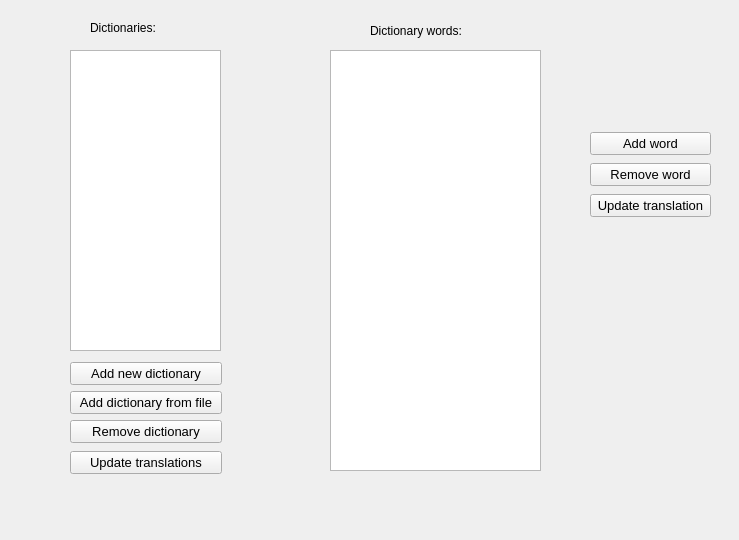
The window that src/gui/src/view/DictionariesTab.ui (cieslarmichal/glossary) describes before a commit, drawn with Qt 5.
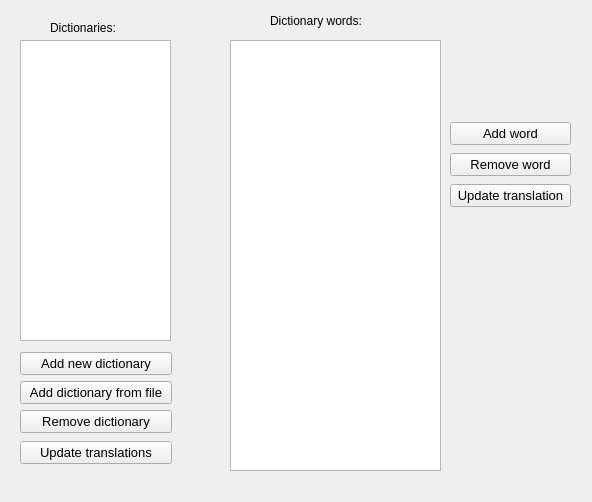
The same window after the commit.

```diff
--- a/src/gui/src/view/DictionariesTab.ui
+++ b/src/gui/src/view/DictionariesTab.ui
@@ -6,8 +6,8 @@
    <rect>
     <x>0</x>
     <y>0</y>
-    <width>739</width>
-    <height>540</height>
+    <width>592</width>
+    <height>502</height>
    </rect>
   </property>
   <property name="windowTitle">
@@ -19,8 +19,8 @@
    </property>
    <property name="geometry">
     <rect>
-     <x>70</x>
-     <y>50</y>
+     <x>20</x>
+     <y>40</y>
      <width>151</width>
      <height>301</height>
     </rect>
@@ -32,7 +32,7 @@
   <widget class="QLabel" name="labelDictionaries">
    <property name="geometry">
     <rect>
-     <x>90</x>
+     <x>50</x>
      <y>20</y>
      <width>101</width>
      <height>16</height>
@@ -45,8 +45,8 @@
   <widget class="QLabel" name="labelDictionaryWords">
    <property name="geometry">
     <rect>
-     <x>370</x>
-     <y>20</y>
+     <x>270</x>
+     <y>10</y>
      <width>131</width>
      <height>21</height>
     </rect>
@@ -58,8 +58,8 @@
   <widget class="QWidget" name="layoutWidget">
    <property name="geometry">
     <rect>
-     <x>590</x>
-     <y>130</y>
+     <x>450</x>
+     <y>120</y>
      <width>121</width>
      <height>91</height>
     </rect>
@@ -106,8 +106,8 @@
   <widget class="QWidget" name="layoutWidget">
    <property name="geometry">
     <rect>
-     <x>70</x>
-     <y>360</y>
+     <x>20</x>
+     <y>350</y>
      <width>152</width>
      <height>118</height>
     </rect>
@@ -170,10 +170,10 @@
   <widget class="QListView" name="listOfDictionaryWords">
    <property name="geometry">
     <rect>
-     <x>330</x>
-     <y>50</y>
+     <x>230</x>
+     <y>40</y>
      <width>211</width>
-     <height>421</height>
+     <height>431</height>
     </rect>
    </property>
   </widget>
```
